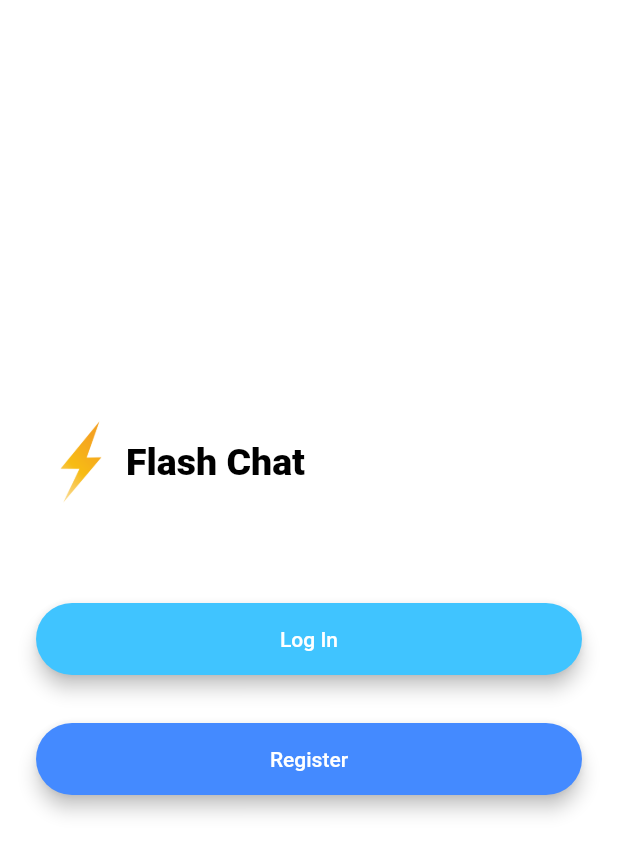
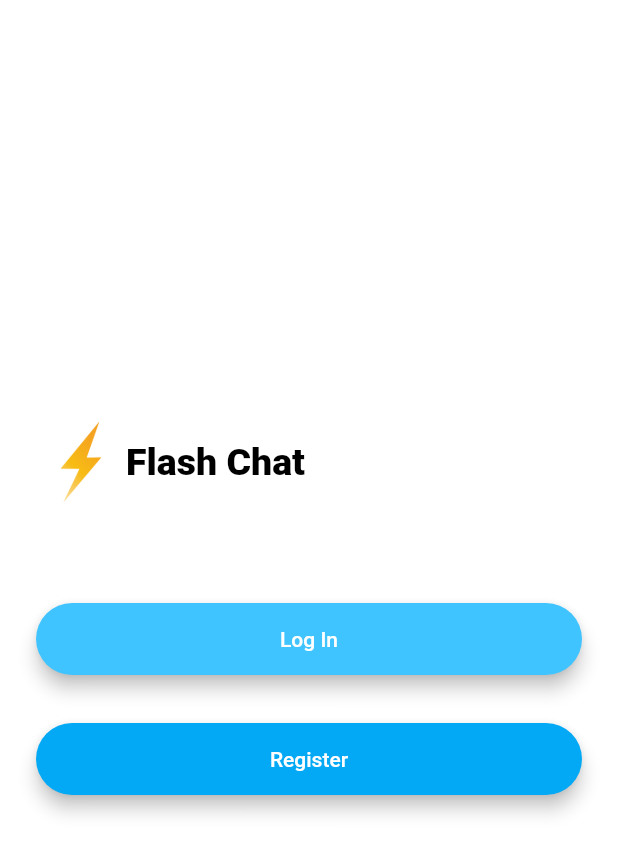
Before and after one commit to timothylombard/flask-chat-flutter, a Flutter app: the screen it shows after launch, on a phone screen of 412 x 824 dp. Shown: the top 854 px of the screen. Run offline on Flutter 3.47's test engine with Material 2 defaults, Android fonts, the phone set to English and light mode, and no system bars; our stand-ins replace animated_text_kit.

Commit message:
refactored with roundedButton in componenets and form text decorations in constants file.

```diff
--- a/lib/components/round_button.dart
+++ b/lib/components/round_button.dart
@@ -1 +1,31 @@
-class RoundedButton
+import 'package:flutter/cupertino.dart';
+import 'package:flutter/material.dart';
+
+class RoundedButton extends StatelessWidget {
+
+  RoundedButton( {this.colour, this.button_text, @required this.onPressed});
+
+  final Color colour;
+  final Function onPressed;
+  final String button_text;
+
+  @override
+  Widget build(BuildContext context ){
+    return Padding(
+      padding: EdgeInsets.symmetric(vertical: 16.0),
+      child: Material(
+        color: colour,
+        borderRadius: BorderRadius.circular(30.0),
+        elevation: 5.0,
+        child: MaterialButton(
+          onPressed: onPressed,
+          minWidth: 200.0,
+          height: 42.0,
+          child: Text(
+            button_text,
+          ),
+        ),
+      ),
+    );
+  }
+}
--- a/lib/screens/welcome_screen.dart
+++ b/lib/screens/welcome_screen.dart
@@ -2,6 +2,7 @@ import 'package:flutter/material.dart';
 import 'login_screen.dart';
 import 'registration_screen.dart';
 import 'package:animated_text_kit/animated_text_kit.dart';
+import 'package:flash_chat/components/round_button.dart';
 
 class WelcomeScreen extends StatefulWidget {
   static const String id = 'welcome_screen';
@@ -11,7 +12,7 @@ class WelcomeScreen extends StatefulWidget {
 }
 
 class _WelcomeScreenState extends State<WelcomeScreen>
-    with SingleTickerProviderStateMixin{
+    with SingleTickerProviderStateMixin {
   AnimationController controller;
   Animation animation;
 
@@ -23,7 +24,8 @@ class _WelcomeScreenState extends State<WelcomeScreen>
       duration: Duration(seconds: 1),
       vsync: this,);
 
-    animation = ColorTween(begin: Colors.blueGrey, end: Colors.white).animate(controller);
+    animation = ColorTween(begin: Colors.blueGrey, end: Colors.white).animate(
+        controller);
 
     controller.forward();
 
@@ -32,9 +34,6 @@ class _WelcomeScreenState extends State<WelcomeScreen>
       //print(animation.value);
     });
   }
-
-
-
 
 
   @override
@@ -57,13 +56,13 @@ class _WelcomeScreenState extends State<WelcomeScreen>
                   ),
                 ),
                 TypewriterAnimatedTextKit(
-                  onTap:() {
+                  onTap: () {
                     print("Tap Event");
                   },
                   text: ['Flash Chat',
                     'Login or Register'],
                   textStyle: TextStyle(
-                    color: Colors.black ,
+                    color: Colors.black,
                     fontSize: 25.0,
                     fontWeight: FontWeight.w900,
                   ),
@@ -73,42 +72,21 @@ class _WelcomeScreenState extends State<WelcomeScreen>
             SizedBox(
               height: 48.0,
             ),
-            Padding(
-              padding: EdgeInsets.symmetric(vertical: 16.0),
-              child: Material(
-                elevation: 5.0,
-                color: Colors.lightBlueAccent,
-                borderRadius: BorderRadius.circular(30.0),
-                child: MaterialButton(
+            RoundedButton(
+              button_text: 'Log In',
+              colour: Colors.lightBlueAccent,
               onPressed: () {
-                    Navigator.pushNamed(context, LoginScreen.id );
+                Navigator.pushNamed(context, LoginScreen.id);
               },
-                  minWidth: 200.0,
-                  height: 42.0,
-                  child: Text(
-                    'Log In',
             ),
-                ),
-              ),
-            ),
-            Padding(
-              padding: EdgeInsets.symmetric(vertical: 16.0),
-              child: Material(
-                color: Colors.blueAccent,
-                borderRadius: BorderRadius.circular(30.0),
-                elevation: 5.0,
-                child: MaterialButton(
+            RoundedButton(
+              button_text: 'Register',
+              colour: Colors.lightBlue,
               onPressed: () {
                 Navigator.pushNamed(context, RegistrationScreen.id);
               },
-                  minWidth: 200.0,
-                  height: 42.0,
-                  child: Text(
-                    'Register',
             ),
-                ),
-              ),
-            ),
+
           ],
         ),
       ),
```
Also changed, not shown: lib/constants.dart (+19 -0 lines), lib/screens/login_screen.dart (+6 -54 lines), lib/screens/registration_screen.dart (+6 -51 lines). Lines whose indentation alone changed are shown as unchanged.
